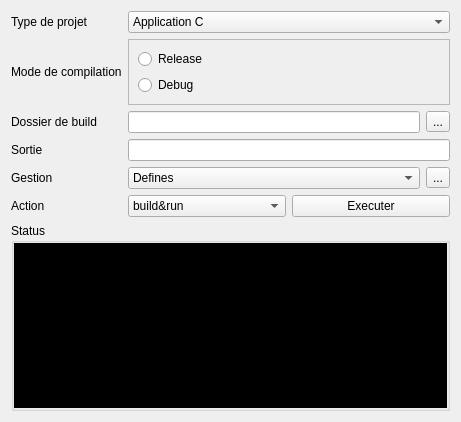
Above: projects/ProjectManager/tabs/tabcompiler.ui from darkFrancis/ProjectManager before the change. Below: the same form after it.
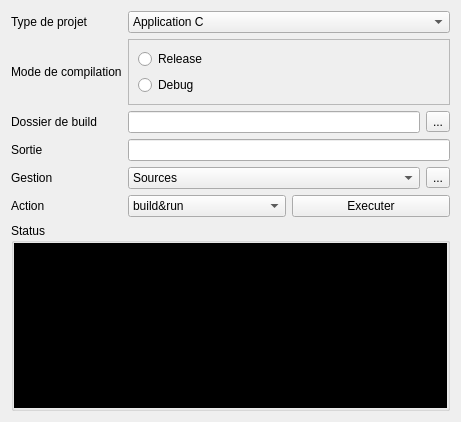
That is the form after the change.

The edit to the form file:
```diff
--- a/projects/ProjectManager/tabs/tabcompiler.ui
+++ b/projects/ProjectManager/tabs/tabcompiler.ui
@@ -228,16 +228,6 @@
     <layout class="QHBoxLayout" name="horizontalLayout_3">
      <item>
       <widget class="QComboBox" name="comboBox_gestion">
-       <item>
-        <property name="text">
-         <string>Defines</string>
-        </property>
-       </item>
-       <item>
-        <property name="text">
-         <string>Linkage</string>
-        </property>
-       </item>
        <item>
         <property name="text">
          <string>Sources</string>
```
Left out of the diff: 2 changed lines with no effect on the pictures.
